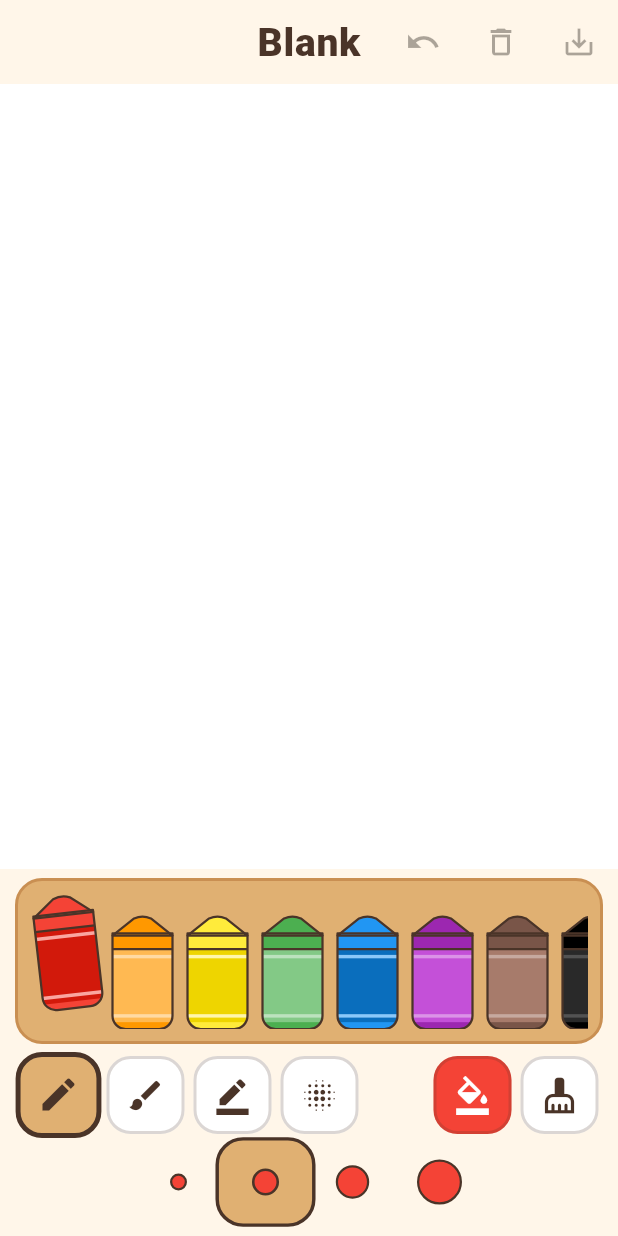
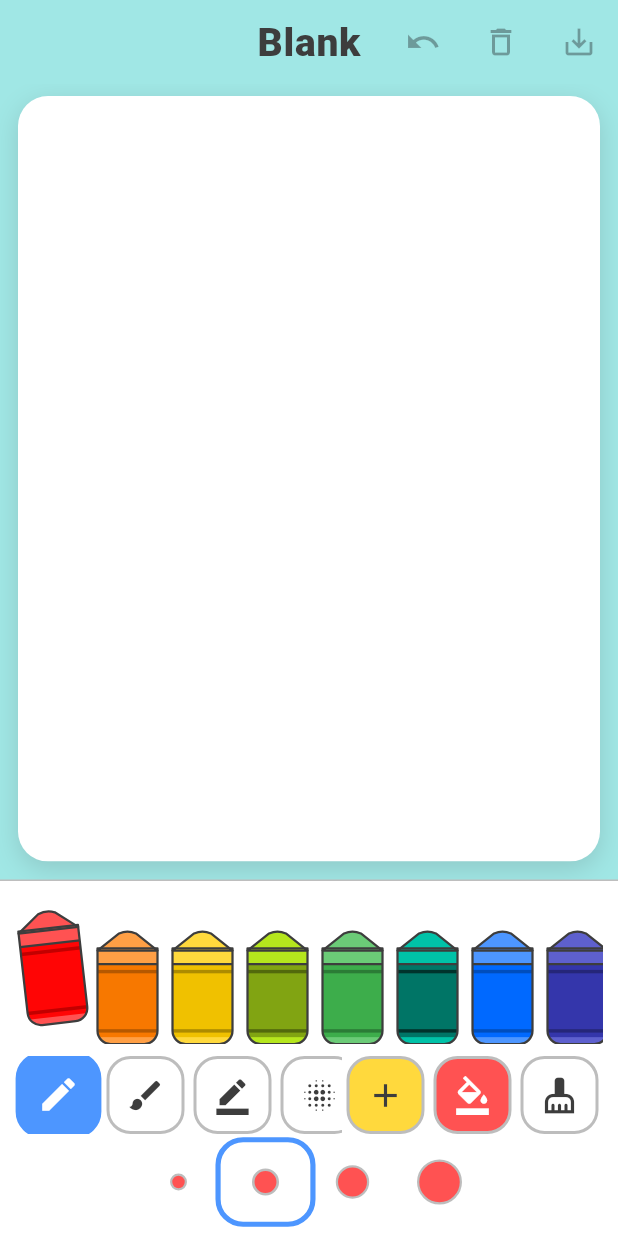
Before and after one commit to chiragpatel2595/flutter-coloring-app, a Flutter app: the screen it shows after launch, on a phone screen of 412 x 824 dp. Run offline on Flutter 3.47's test engine with Material 3 defaults, Android fonts, the phone set to English and light mode, and no system bars; missing offline and left inert: dart:html.

Commit message:
Restyle with the new UI palette: 16 crayons on paper over a colored table

```diff
--- a/lib/coloring_page.dart
+++ b/lib/coloring_page.dart
@@ -68,7 +68,7 @@ class _ColoringPageState extends State<ColoringPage>
   // instead of the second finger hijacking the first finger's line.
   final Map<int, Stroke> _active = {};
 
-  Color _color = Colors.red;
+  Color _color = kCrayonColors.first.$2;
   double _brush = kBrushSizes[1].$2; // "Medium" — must match a preset exactly,
   // since the size picker highlights by value equality.
   bool _erasing = false;
@@ -78,17 +78,9 @@ class _ColoringPageState extends State<ColoringPage>
   // For the spray brush's random scatter (see _pointsAt).
   final math.Random _rng = math.Random();
 
-  // (name, color) pairs — the name is used for tooltips and screen readers.
-  static const _palette = <(String, Color)>[
-    ('Red', Colors.red),
-    ('Orange', Colors.orange),
-    ('Yellow', Colors.yellow),
-    ('Green', Colors.green),
-    ('Blue', Colors.blue),
-    ('Purple', Colors.purple),
-    ('Brown', Colors.brown),
-    ('Black', Colors.black),
-  ];
+  // The crayons live in kid_palette.dart alongside the UI colors, so the whole
+  // scheme is readable in one place.
+  static const _palette = kCrayonColors;
 
   // Colors the user mixed with the custom picker, shown as extra swatches.
   final List<Color> _customColors = [];
@@ -233,10 +225,16 @@ class _ColoringPageState extends State<ColoringPage>
         actions: [
           TextButton(
             onPressed: () => Navigator.pop(ctx, false),
+            style: TextButton.styleFrom(foregroundColor: KidPalette.ink),
             child: const Text('Cancel'),
           ),
+          // Destructive, so it wears the error color rather than the primary.
           FilledButton(
             onPressed: () => Navigator.pop(ctx, true),
+            style: FilledButton.styleFrom(
+              backgroundColor: KidPalette.error,
+              foregroundColor: Colors.white,
+            ),
             child: const Text('Clear'),
           ),
         ],
@@ -283,7 +281,10 @@ class _ColoringPageState extends State<ColoringPage>
       image.dispose();
       if (byteData == null) {
         messenger.showSnackBar(
-          const SnackBar(content: Text('Could not capture the canvas.')),
+          const SnackBar(
+            content: Text('Could not capture the canvas.'),
+            backgroundColor: KidPalette.error,
+          ),
         );
         return;
       }
@@ -292,9 +293,16 @@ class _ColoringPageState extends State<ColoringPage>
         byteData.buffer.asUint8List(),
         'coloring_$safeName.png',
       );
-      messenger.showSnackBar(SnackBar(content: Text(msg)));
+      messenger.showSnackBar(
+        SnackBar(content: Text(msg), backgroundColor: KidPalette.success),
+      );
     } catch (e) {
-      messenger.showSnackBar(SnackBar(content: Text('Save failed: $e')));
+      messenger.showSnackBar(
+        SnackBar(
+          content: Text('Save failed: $e'),
+          backgroundColor: KidPalette.error,
+        ),
+      );
     }
   }
 
@@ -360,8 +368,30 @@ class _ColoringPageState extends State<ColoringPage>
           ),
           body: Column(
             children: [
-              // ---- Drawing canvas ----
+              // ---- Drawing canvas: a sheet of paper on a colored table ----
+              //
+              // The rounded clip and shadow sit *outside* the RepaintBoundary
+              // on purpose. toImage() captures the boundary's own subtree, so
+              // saving a PNG and rasterizing for the flood fill still get a
+              // clean rectangle of paper — the corners are rounded only on
+              // screen. Put the clip inside and every saved picture would come
+              // out with transparent corners.
               Expanded(
+                child: Padding(
+                  padding: const EdgeInsets.fromLTRB(12, 8, 12, 12),
+                  child: DecoratedBox(
+                    decoration: BoxDecoration(
+                      borderRadius: BorderRadius.circular(20),
+                      boxShadow: [
+                        BoxShadow(
+                          color: KidPalette.ink.withValues(alpha: 0.18),
+                          blurRadius: 14,
+                          offset: const Offset(0, 5),
+                        ),
+                      ],
+                    ),
+                    child: ClipRRect(
+                      borderRadius: BorderRadius.circular(20),
                       child: RepaintBoundary(
                         key: _canvasKey,
                         // LayoutBuilder hands us the live canvas size so we can
@@ -381,11 +411,18 @@ class _ColoringPageState extends State<ColoringPage>
                                   if (_filling) {
                                     _floodFill(e.localPosition, size);
                                   } else {
-                              _startStroke(e.pointer, e.localPosition, size);
+                                    _startStroke(
+                                      e.pointer,
+                                      e.localPosition,
+                                      size,
+                                    );
                                   }
                                 },
-                          onPointerMove: (e) =>
-                              _extendStroke(e.pointer, e.localPosition, size),
+                                onPointerMove: (e) => _extendStroke(
+                                  e.pointer,
+                                  e.localPosition,
+                                  size,
+                                ),
                                 onPointerUp: (e) => _endStroke(e.pointer),
                                 onPointerCancel: (e) => _endStroke(e.pointer),
                                 // AnimatedBuilder rebuilds just this subtree on every
@@ -409,6 +446,9 @@ class _ColoringPageState extends State<ColoringPage>
                         ),
                       ),
                     ),
+                  ),
+                ),
+              ),
               // ---- Tools ----
               _buildToolbar(),
             ],
@@ -423,7 +463,12 @@ class _ColoringPageState extends State<ColoringPage>
       // The selected size dot scales up past its box, so the bottom padding
       // keeps it clear of the system navigation bar.
       padding: const EdgeInsets.fromLTRB(10, 6, 10, 10),
-      color: KidPalette.paper,
+      decoration: const BoxDecoration(
+        color: KidPalette.toolbar,
+        // The canvas is white and so is the toolbar, so a hairline is what
+        // separates "picture" from "controls".
+        border: Border(top: BorderSide(color: KidPalette.outline)),
+      ),
       child: SafeArea(
         top: false,
         child: Column(
@@ -437,7 +482,13 @@ class _ColoringPageState extends State<ColoringPage>
               mainAxisAlignment: MainAxisAlignment.spaceBetween,
               children: [
                 Flexible(child: _brushTypeSelector()),
-                Row(children: [_bucketButton(), _eraserButton()]),
+                Row(
+                  children: [
+                    _addColorButton(),
+                    _bucketButton(),
+                    _eraserButton(),
+                  ],
+                ),
               ],
             ),
             const SizedBox(height: 6),
@@ -448,25 +499,24 @@ class _ColoringPageState extends State<ColoringPage>
     );
   }
 
-  /// The colors, drawn as crayons standing in a cardboard tray.
+  /// The crayons, standing in a row on the white toolbar.
   ///
-  /// Nothing but crayons lives in here. The tray scrolls horizontally, so any
+  /// There's no drawn tray behind them: with sixteen crayons the row is already
+  /// the most colorful thing on screen, and a cardboard box around it was one
+  /// decoration too many. The crayons' own shapes make the row read as a set.
+  ///
+  /// Nothing but crayons lives in here. The row scrolls horizontally, so any
   /// button parked at its ends would be taken for a scroll control — the
-  /// picture arrows sit up in the app bar beside the name instead.
+  /// picture arrows sat there once and read as "scroll the crayons".
   ///
-  /// The tray is padded at the top so the chosen crayon has room to rise into
-  /// it — no clipping, and the crayons sit on the tray floor via
-  /// [CrossAxisAlignment.end]. The "add a color" button rides at the end of the
-  /// row so new colors appear right where you'd reach for them.
+  /// The row reserves space at the top so the chosen crayon has room to rise —
+  /// no clipping — and the crayons sit on its floor via
+  /// [CrossAxisAlignment.end]. The "add a color" button used to ride at the end
+  /// of this row; with sixteen crayons that put it past 800px of scrolling, so
+  /// it moved to the always-visible tool row.
   Widget _crayonTray() {
-    return Container(
-      height: Crayon.height + Crayon.liftRoom + 16,
-      decoration: BoxDecoration(
-        color: KidPalette.kraft,
-        borderRadius: BorderRadius.circular(18),
-        border: Border.all(color: KidPalette.kraftDark, width: 2),
-      ),
-      padding: const EdgeInsets.fromLTRB(8, 4, 8, 8),
+    return SizedBox(
+      height: Crayon.height + Crayon.liftRoom + 8,
       child: SingleChildScrollView(
         scrollDirection: Axis.horizontal,
         child: Row(
@@ -486,7 +536,6 @@ class _ColoringPageState extends State<ColoringPage>
                 selected: !_erasing && c == _color,
                 onTap: () => _pickColor(c),
               ),
-            _addColorButton(),
           ],
         ),
       ),
@@ -530,12 +579,14 @@ class _ColoringPageState extends State<ColoringPage>
               width: 58,
               height: 52,
               alignment: Alignment.center,
+              // Outlined rather than filled: the dot inside is whatever color
+              // the child picked, and a solid accent behind it would clash with
+              // half the crayons.
               decoration: BoxDecoration(
-                color: selected ? KidPalette.kraft : Colors.transparent,
                 borderRadius: BorderRadius.circular(16),
                 border: Border.all(
-                  color: selected ? KidPalette.cocoa : Colors.transparent,
-                  width: 2,
+                  color: selected ? KidPalette.primary : Colors.transparent,
+                  width: 3,
                 ),
               ),
               child: Container(
@@ -544,7 +595,7 @@ class _ColoringPageState extends State<ColoringPage>
                 decoration: BoxDecoration(
                   shape: BoxShape.circle,
                   color: _erasing ? Colors.white : _color,
-                  border: Border.all(color: KidPalette.cocoa, width: 1.5),
+                  border: Border.all(color: KidPalette.outline, width: 1.5),
                 ),
               ),
             ),
@@ -617,15 +668,21 @@ class _ColoringPageState extends State<ColoringPage>
               height: 52,
               margin: const EdgeInsets.symmetric(horizontal: 3),
               alignment: Alignment.center,
+              // A selected tool fills with the primary accent and flips its
+              // icon to white — the one place a solid accent appears.
               decoration: BoxDecoration(
-                color: fill ?? (selected ? KidPalette.kraft : Colors.white),
+                color: fill ?? (selected ? KidPalette.primary : Colors.white),
                 borderRadius: BorderRadius.circular(16),
                 border: Border.all(
-                  color: selected ? KidPalette.cocoa : KidPalette.cocoaSoft,
+                  color: selected ? KidPalette.primary : KidPalette.outline,
                   width: selected ? 3 : 2,
                 ),
               ),
-              child: Icon(icon, size: 26, color: iconColor ?? KidPalette.cocoa),
+              child: Icon(
+                icon,
+                size: 26,
+                color: iconColor ?? (selected ? Colors.white : KidPalette.ink),
+              ),
             ),
           ),
         ),
@@ -634,41 +691,21 @@ class _ColoringPageState extends State<ColoringPage>
   }
 
   /// An empty rainbow slot at the end of the tray — "mix your own crayon".
-  /// Sized to match a crayon so the row reads as one set of choices.
+  /// "Mix your own color" — the one place the secondary accent appears.
+  ///
+  /// It sits with the tools rather than in the crayon row: sixteen crayons make
+  /// that row scroll well past the screen, which would have buried it. Flat
+  /// yellow rather than the rainbow gradient it once had — next to a row of
+  /// crayons, one more multicolored thing just read as noise.
   Widget _addColorButton() {
-    return Tooltip(
-      message: 'Custom color',
-      child: Semantics(
-        button: true,
-        label: 'Add a custom color',
-        child: InkResponse(
+    return _chunkyButton(
+      tooltip: 'Custom color',
+      semanticLabel: 'Add a custom color',
+      icon: Icons.add,
+      selected: false,
+      fill: KidPalette.secondary,
+      iconColor: KidPalette.ink,
       onTap: _pickCustomColor,
-          radius: Crayon.width,
-          child: Padding(
-            padding: const EdgeInsets.symmetric(horizontal: 5),
-            child: Container(
-              width: Crayon.width,
-              height: Crayon.height * 0.72,
-              decoration: BoxDecoration(
-                gradient: const SweepGradient(
-                  colors: [
-                    Colors.red,
-                    Colors.yellow,
-                    Colors.green,
-                    Colors.cyan,
-                    Colors.blue,
-                    Colors.purple,
-                    Colors.red,
-                  ],
-                ),
-                borderRadius: BorderRadius.circular(12),
-                border: Border.all(color: KidPalette.cocoa, width: 1.5),
-              ),
-              child: const Icon(Icons.add, size: 24, color: Colors.white),
-            ),
-          ),
-        ),
-      ),
     );
   }
 
@@ -681,9 +718,9 @@ class _ColoringPageState extends State<ColoringPage>
       icon: Icons.format_color_fill,
       selected: _filling,
       fill: _color,
-      // Keep the icon legible on both a pale yellow and a near-black fill.
+      // Keep the icon legible on both a pale peach and a near-black fill.
       iconColor: _color.computeLuminance() > 0.5
-          ? KidPalette.cocoa
+          ? KidPalette.ink
           : Colors.white,
       onTap: () => setState(() {
         _filling = true;
--- a/lib/crayon.dart
+++ b/lib/crayon.dart
@@ -105,17 +105,24 @@ class _CrayonPainter extends CustomPainter {
     final w = size.width, h = size.height;
     final tipH = h * 0.18;
 
-    // Dark colors need a *lighter* wrapper to stay visible, light colors need a
-    // darker one — so pick the direction from the color itself.
-    final isDark = HSLColor.fromColor(color).lightness <= 0.5;
+    // The wrapper is normally a shade *darker* than the wax. Only genuinely
+    // dark crayons flip to a lighter wrapper, because darkening near-black
+    // produces no visible band at all.
+    //
+    // The cutoff is deliberately low. At 0.5, mid-dark but vivid colors like
+    // teal (L≈0.38) and brown (L≈0.36) were treated as dark and got washed-out
+    // pale bodies that looked wrong beside their own tips; only black (L≈0.24)
+    // actually needs the flip. This is also what keeps the white crayon legible
+    // on the white toolbar — its wrapper darkens to grey instead of vanishing.
+    final isDark = HSLColor.fromColor(color).lightness < 0.30;
     final wrapColor = _shade(color, isDark ? 0.16 : -0.15);
-    final stripeColor = _shade(color, isDark ? 0.32 : 0.22);
+    final stripeColor = _shade(color, isDark ? 0.32 : -0.28);
 
     final outline = Paint()
       ..style = PaintingStyle.stroke
       ..strokeWidth = 1.5
       ..strokeJoin = StrokeJoin.round
-      ..color = KidPalette.cocoa;
+      ..color = KidPalette.ink;
 
     // ---- body (below the tip) ----
     final body = RRect.fromRectAndCorners(
--- a/lib/kid_palette.dart
+++ b/lib/kid_palette.dart
@@ -1,29 +1,71 @@
 import 'package:flutter/material.dart';
 
-/// The app's *chrome* colors — the toolbar, tray, and outlines.
+/// The app's *chrome* colors — background, toolbar, and the few semantic
+/// accents.
 ///
-/// Deliberately quiet and warm: the crayons the child picks are the only loud
-/// thing on screen, so everything around them stays out of the way. Nothing
-/// here is pure black or pure grey — a coloring app should feel like paper and
-/// cardboard, not like a settings screen.
+/// Deliberately plainer than [kCrayonColors]: sixteen crayons are already a lot
+/// of color, so the surfaces around them stay near-white and the accents are
+/// reserved for state (what's selected, what worked, what's destructive).
+/// Nothing here competes with the child's drawing.
 class KidPalette {
   KidPalette._();
 
-  /// Warm sugar-paper. The toolbar and app background.
-  static const paper = Color(0xFFFFF6E9);
+  /// The surface the paper sits on — think of a sheet laid on a colored table.
+  ///
+  /// Soft aqua rather than a bold primary: it's on screen the entire session
+  /// and sits directly around the child's drawing, so it has to be cheerful
+  /// without competing with the artwork. The white sheet reads as *paper*
+  /// precisely because something colored surrounds it.
+  static const table = Color(0xFFA0E7E5);
 
-  /// Cardboard — the tray the crayons stand in.
-  static const kraft = Color(0xFFE0B072);
+  /// Warm off-white, for surfaces that want warmth rather than pure white.
+  static const background = Color(0xFFFFFDF6);
 
-  /// A slightly deeper cardboard for the tray's front lip.
-  static const kraftDark = Color(0xFFC98F52);
+  /// Pure white. The toolbar and app bar surfaces.
+  static const toolbar = Color(0xFFFFFFFF);
 
-  /// Soft dark brown for text and outlines. Reads as drawn rather than printed.
-  static const cocoa = Color(0xFF4A3428);
+  /// The selected/active accent — a tool that's currently in use.
+  static const primary = Color(0xFF4D96FF);
 
-  /// Cocoa at low opacity, for resting (unselected) outlines.
-  static const cocoaSoft = Color(0x334A3428);
+  /// The softer accent, for the "mix your own color" affordance.
+  static const secondary = Color(0xFFFFD93D);
+
+  /// Confirmation — a picture saved.
+  static const success = Color(0xFF6BCB77);
+
+  /// Destructive or failed — clearing the board, a save that didn't work.
+  static const error = Color(0xFFFF6B6B);
+
+  /// Text and outlines. Soft black, never pure #000.
+  static const ink = Color(0xFF3D3D3D);
+
+  /// Resting borders and dividers, and disabled icons.
+  static const outline = Color(0xFFBDBDBD);
 }
+
+/// The sixteen crayons in the tray, in spectrum order so the row reads like a
+/// real crayon box: warm → cool → neutrals.
+///
+/// The names are what tooltips and screen readers announce, so they're the
+/// plain words a child would use, not hex or Material shade numbers.
+const kCrayonColors = <(String, Color)>[
+  ('Red', Color(0xFFFF5252)),
+  ('Orange', Color(0xFFFF9F45)),
+  ('Yellow', Color(0xFFFFD93D)),
+  ('Lime', Color(0xFFB5E61D)),
+  ('Green', Color(0xFF6BCB77)),
+  ('Teal', Color(0xFF00C2A8)),
+  ('Blue', Color(0xFF4D96FF)),
+  ('Indigo', Color(0xFF5E60CE)),
+  ('Purple', Color(0xFF9B5DE5)),
+  ('Pink', Color(0xFFFF7EB6)),
+  ('Brown', Color(0xFF8B5A2B)),
+  ('Gray', Color(0xFFBDBDBD)),
+  ('Black', Color(0xFF3D3D3D)),
+  ('White', Color(0xFFFFFFFF)),
+  ('Peach', Color(0xFFFFD6A5)),
+  ('Sky', Color(0xFFA0E7E5)),
+];
 
 /// The four brush sizes a child can pick, smallest to biggest.
 ///
--- a/lib/main.dart
+++ b/lib/main.dart
@@ -15,34 +15,39 @@ class ColoringApp extends StatelessWidget {
       debugShowCheckedModeBanner: false,
       theme: ThemeData(
         useMaterial3: true,
-        scaffoldBackgroundColor: KidPalette.paper,
+        scaffoldBackgroundColor: KidPalette.table,
         colorScheme: ColorScheme.fromSeed(
-          seedColor: KidPalette.kraft,
-          surface: KidPalette.paper,
+          seedColor: KidPalette.primary,
+          surface: KidPalette.toolbar,
+          error: KidPalette.error,
         ),
-        // Flat and papery — no drop shadows or tinted elevation, so the toolbar
-        // reads as a table the crayons sit on rather than a floating panel.
+        // The app bar shares the table color so the frame around the paper is
+        // one continuous colored surface, top to bottom.
         appBarTheme: const AppBarTheme(
-          backgroundColor: KidPalette.paper,
-          foregroundColor: KidPalette.cocoa,
+          backgroundColor: KidPalette.table,
+          foregroundColor: KidPalette.ink,
           elevation: 0,
           scrolledUnderElevation: 0,
           centerTitle: true,
           titleTextStyle: TextStyle(
-            color: KidPalette.cocoa,
+            color: KidPalette.ink,
             fontSize: 26,
             fontWeight: FontWeight.w800,
             letterSpacing: 0.5,
           ),
         ),
         // Big icons and big hit areas: small children have coarse aim.
-        iconTheme: const IconThemeData(color: KidPalette.cocoa, size: 30),
+        iconTheme: const IconThemeData(color: KidPalette.ink, size: 30),
         iconButtonTheme: IconButtonThemeData(
           style: IconButton.styleFrom(
             minimumSize: const Size(52, 52),
-            foregroundColor: KidPalette.cocoa,
-            disabledForegroundColor: KidPalette.cocoaSoft,
+            foregroundColor: KidPalette.ink,
+            disabledForegroundColor: KidPalette.outline,
           ),
+        ),
+        snackBarTheme: const SnackBarThemeData(
+          behavior: SnackBarBehavior.floating,
+          contentTextStyle: TextStyle(color: Colors.white),
         ),
       ),
       home: const ColoringPage(),
```
Also changed, not shown: 1 other file. Lines whose indentation alone changed are shown as unchanged.
